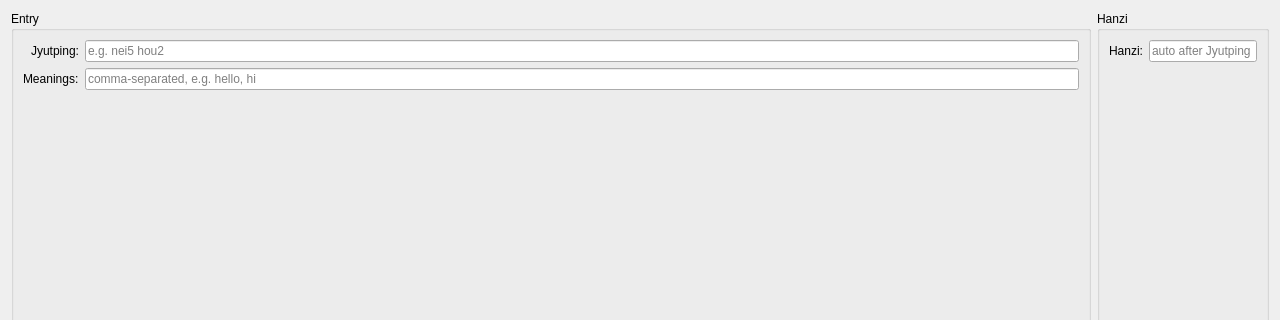
This is ui/add_item.ui in brownidj/learn_canto_0-1 as Qt 5 draws it before an edit; both pictures show x 0 to 1280 and y 0 to 320 of the 1280 by 720 pixel window. The edited form follows.
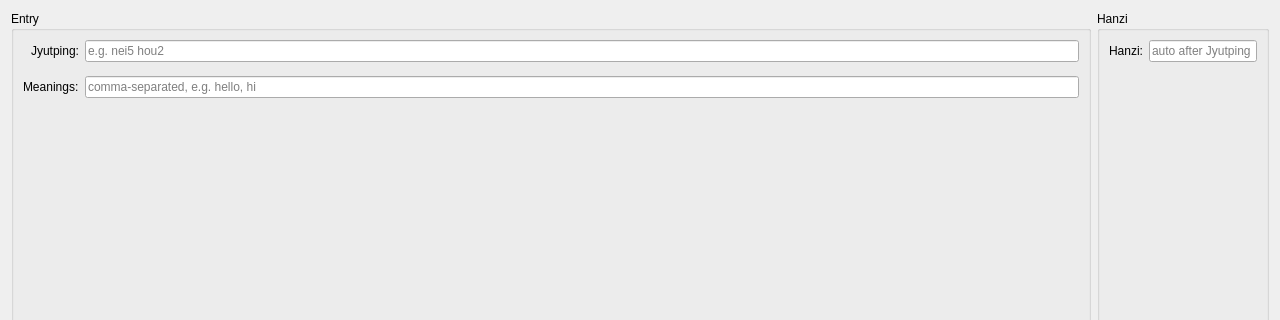
This is the edited form.

What changed in the file:
```diff
--- a/ui/add_item.ui
+++ b/ui/add_item.ui
@@ -56,6 +56,9 @@
         <property name="rowWrapPolicy">
           <enum>QFormLayout::DontWrapRows</enum>
         </property>
+        <property name="verticalSpacing">
+          <number>14</number>
+        </property>
         <item row="0" column="0">
           <widget class="QLabel" name="labelJyutping">
             <property name="text">
@@ -89,7 +92,7 @@
         <item row="1" column="1">
           <widget class="QLineEdit" name="editMeanings">
             <property name="sizePolicy">
-              <sizepolicy hsizetype="Expanding" vsizetype="Fixed">
+              <sizepolicy hsizetype="Expanding" vsizetype="Minimum">
                 <horstretch>0</horstretch>
                 <verstretch>0</verstretch>
               </sizepolicy>
```
Left out of the diff: 16 changed lines with no effect on the pictures.
